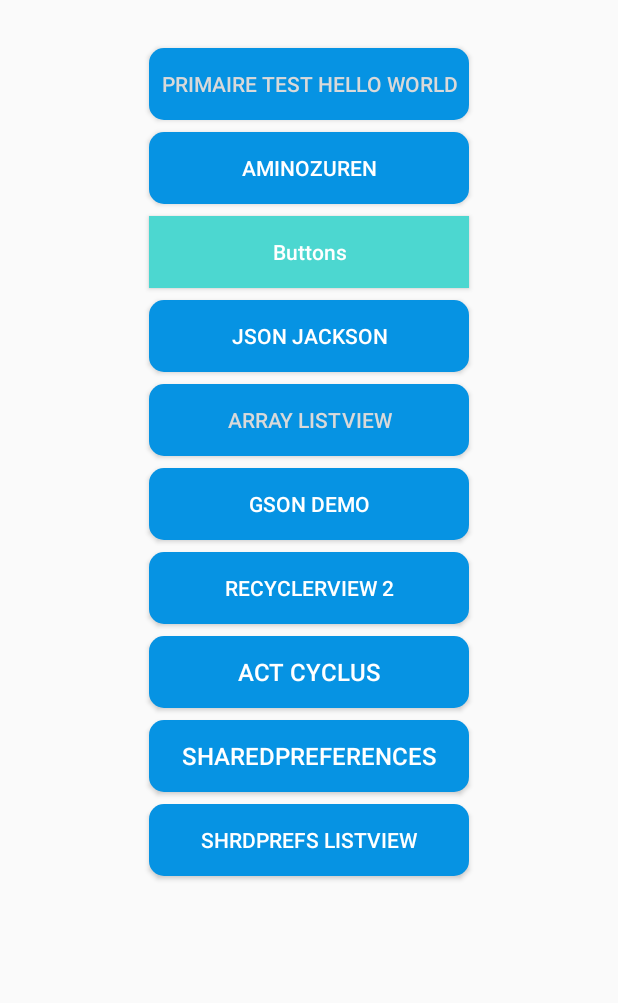
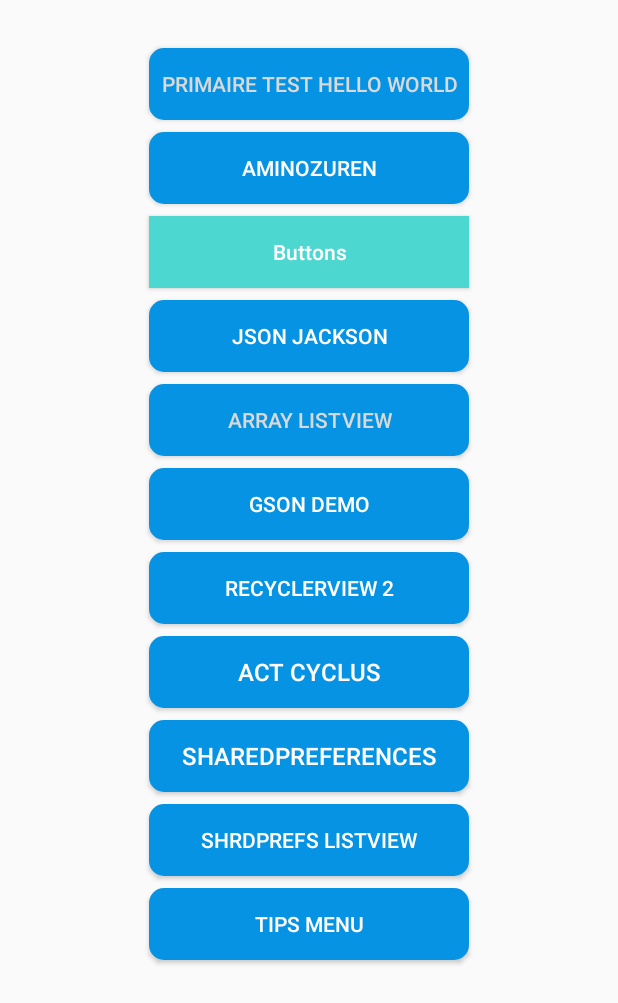
Before and after one commit to jey-ou/testAppAppLab, an Android app: the TestenActivity screen opened directly, with no data from a screen before it, on a phone screen of 412 x 824 dp. Shown: the top 1003 px of the screen. Run offline under Robolectric (Android 15) with nearby library versions, the phone set to English and light mode, and no system bars; our stand-ins replace Firebase (no records; nobody signed in at launch, a user with empty details on screens opened directly).

Commit message:
listvieuw werkend

```diff
--- a/app/src/main/AndroidManifest.xml
+++ b/app/src/main/AndroidManifest.xml
@@ -11,6 +11,9 @@
         android:supportsRtl="true"
         android:theme="@style/Theme.TestAppAppLab"
         tools:targetApi="31">
+        <activity
+            android:name=".Tips.TipsMenuActivity"
+            android:exported="false" />
         <activity
             android:name=".Tips.TipsListActivity"
             android:exported="false" />
--- a/app/src/main/java/com/example/testapp_applab/SignInOut/TestenActivity.java
+++ b/app/src/main/java/com/example/testapp_applab/SignInOut/TestenActivity.java
@@ -13,6 +13,7 @@ import com.example.testapp_applab.ListViewLocalJson.ListViewMetInvoerActivity;
 import com.example.testapp_applab.R;
 import com.example.testapp_applab.RecyclerViewer.RecyclerViewActivity;
 import com.example.testapp_applab.TestVerbinding;
+import com.example.testapp_applab.Tips.TipsMenuActivity;
 import com.example.testapp_applab.Voorbeelden.Aminozuren;
 import com.example.testapp_applab.Voorbeelden.WithSharedPreferenceActivity;
 import com.google.firebase.auth.FirebaseAuth;
@@ -49,6 +50,7 @@ public class TestenActivity extends AppCompatActivity {
         Button btnActivity = findViewById(R.id.btnActCy2);
         Button btnSharedPreference = findViewById(R.id.btn_test_sf);
         Button btnShrdPrefListView = findViewById(R.id.SharedPrefListV);
+        Button btnTipsMenu = findViewById(R.id.btn_TipsMenu);
 
         btn_primair.setOnClickListener(new View.OnClickListener() {
             @Override
@@ -107,6 +109,10 @@ public class TestenActivity extends AppCompatActivity {
             startActivity(intent);
         });
 
+        btnTipsMenu.setOnClickListener(view ->{
+            startActivity(new Intent(getApplicationContext(), TipsMenuActivity.class));
+        });
+
     }
 
     public void recycler(){
--- a/app/src/main/java/com/example/testapp_applab/Tips/TipsListAdapter.java
+++ b/app/src/main/java/com/example/testapp_applab/Tips/TipsListAdapter.java
@@ -26,6 +26,7 @@ public class TipsListAdapter extends FirebaseRecyclerAdapter<TipsListModel, Tips
 
     @Override
     protected void onBindViewHolder(@NonNull myViewHolder holder, int position, @NonNull TipsListModel model) {
+        // de holder de views parameters opgegeven in myViewHolder!
         holder.tvTipsListTitel.setText(model.getTitel());
         holder.tvTipsListBeschrijving.setText(model.getBeschrijving());
         holder.tvTipsListCategorie.setText(model.getCategorie());
@@ -51,6 +52,10 @@ public class TipsListAdapter extends FirebaseRecyclerAdapter<TipsListModel, Tips
         TextView tvTipsListTitel, tvTipsListBeschrijving, tvTipsListCategorie;
         public myViewHolder(@NonNull View itemView){
             super(itemView);
+
+            tvTipsListTitel= itemView.findViewById(R.id.tv_tip_item_titel); // tips_list_item.xml
+            tvTipsListBeschrijving= itemView.findViewById(R.id.tv_tip_item_beschrijving);
+            tvTipsListCategorie = itemView.findViewById(R.id.tv_tip_item_categorie);
         }
 
 
--- a/app/src/main/res/layout/activity_testen.xml
+++ b/app/src/main/res/layout/activity_testen.xml
@@ -130,4 +130,17 @@
         app:layout_constraintHorizontal_bias="0.498"
         app:layout_constraintStart_toStartOf="@+id/btn_test_sf"
         app:layout_constraintTop_toBottomOf="@+id/btn_test_sf" />
+
+    <Button
+        android:id="@+id/btn_TipsMenu"
+        android:layout_width="0dp"
+        android:layout_height="wrap_content"
+        android:layout_marginTop="8dp"
+        android:background="@drawable/button_veilig_thuis_homescreen"
+        android:text="@string/btn_tip_menu"
+        android:textColor="@color/white"
+        app:layout_constraintEnd_toEndOf="@+id/SharedPrefListV"
+        app:layout_constraintHorizontal_bias="0.498"
+        app:layout_constraintStart_toStartOf="@+id/SharedPrefListV"
+        app:layout_constraintTop_toBottomOf="@+id/SharedPrefListV" />
 </androidx.constraintlayout.widget.ConstraintLayout>
--- a/app/src/main/res/layout/activity_tips_list.xml
+++ b/app/src/main/res/layout/activity_tips_list.xml
@@ -12,11 +12,13 @@
 
     <androidx.recyclerview.widget.RecyclerView
         android:id="@+id/rv_tips_listview"
-        android:layout_width="416dp"
+        android:layout_width="0dp"
         android:layout_height="658dp"
+        android:layout_marginStart="8dp"
+        android:padding="8dp"
         app:layout_constraintBottom_toBottomOf="parent"
         app:layout_constraintEnd_toEndOf="parent"
-        app:layout_constraintHorizontal_bias="1.0"
+        app:layout_constraintHorizontal_bias="0.0"
         app:layout_constraintStart_toStartOf="parent"
         app:layout_constraintTop_toBottomOf="@+id/include2"
         app:layout_constraintVertical_bias="0.0" />
--- a/app/src/main/res/values/strings.xml
+++ b/app/src/main/res/values/strings.xml
@@ -16,6 +16,8 @@
     <string name="molecule_3Letter">AUB</string>
     <string name="button_ontwerpen">Buttons</string>
     <string name="info">Plaats hier uw informatie</string>
+    <string name="btn_listview_ui_normaal">listview normaal</string>
+    <string name="btn_tip_menu">Tips menu</string>
 
     <string-array name="amino_acids_full_text">
         <item>Alanine</item>
```
Also changed, not shown: app/src/main/java/com/example/testapp_applab/Tips/TipsMenuActivity.java (added, +29 -0 lines), app/src/main/res/layout/activity_tips_menu.xml (added, +33 -0 lines), app/src/main/res/layout/tip_list_item.xml (+2 -5 lines).
